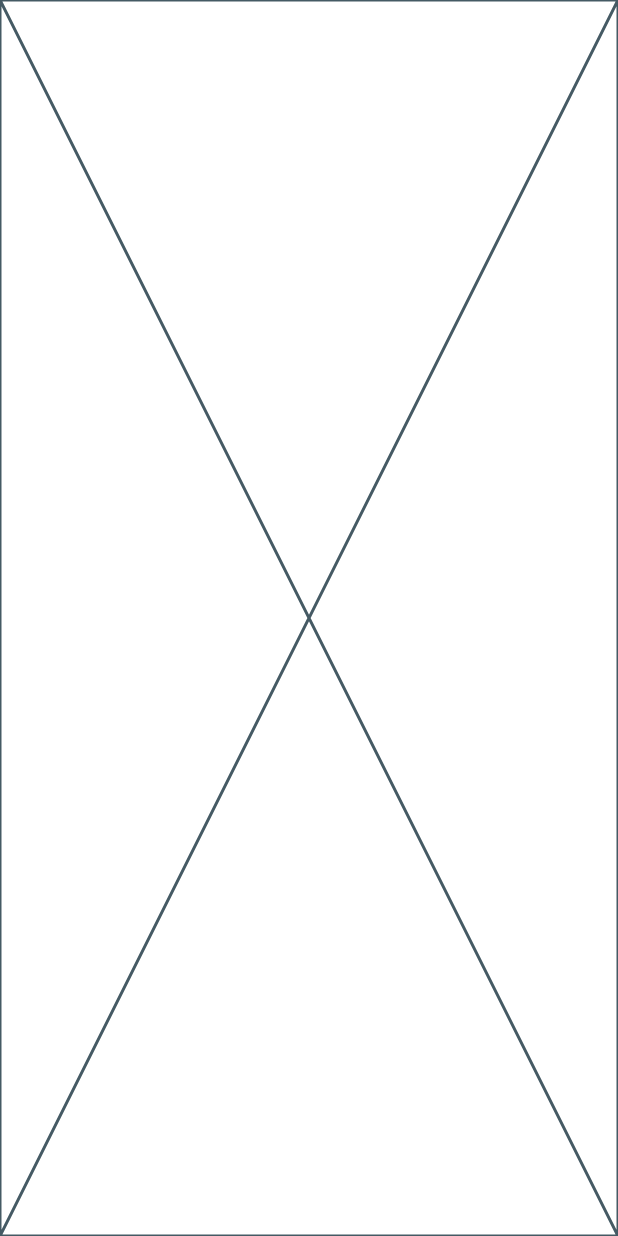
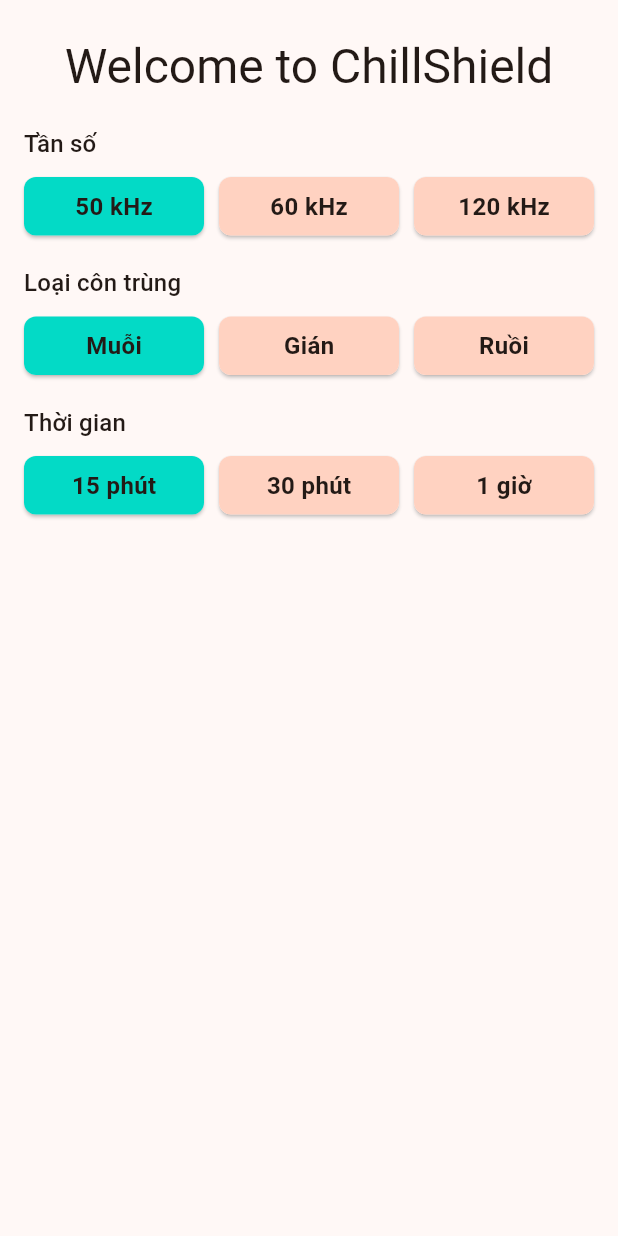
Before and after one commit to Vnsharing01/chillshield, a Flutter app: the screen it shows after launch, on a phone screen of 412 x 824 dp. Run offline on Flutter 3.47's test engine with Material 3 defaults, Android fonts, the phone set to English and light mode, and no system bars; our stand-ins replace get.

Commit message:
update UI Home screen

```diff
--- a/lib/main.dart
+++ b/lib/main.dart
@@ -5,6 +5,8 @@ import 'package:flutter/material.dart';
 import 'package:get/get.dart';
 
 void main() {
+  WidgetsFlutterBinding.ensureInitialized();
+
   runApp(const MyApp());
 }
 
--- /dev/null
+++ b/lib/presentation/home/components/checkbox_widget.dart
@@ -0,0 +1,28 @@
+
+import 'package:flutter/material.dart';
+
+class CheckboxWidget extends StatelessWidget {
+  const CheckboxWidget({
+    super.key,
+    required this.checkboxes,
+    required this.title,
+  });
+  final List<Widget> checkboxes;
+  final String title;
+  @override
+  Widget build(BuildContext context) {
+    return Column(
+      crossAxisAlignment: CrossAxisAlignment.start,
+      children: [
+        Text(
+          title,
+          style: Theme.of(context).textTheme.titleMedium,
+        ),
+        const SizedBox(height: 10),
+        Row(
+          children: checkboxes,
+        )
+      ],
+    );
+  }
+}
--- a/lib/presentation/home/home_screen.dart
+++ b/lib/presentation/home/home_screen.dart
@@ -1,3 +1,5 @@
+import 'package:chillshield/presentation/home/components/checkbox_widget.dart';
+import 'package:chillshield/widgets/checkbox_button.dart';
 import 'package:flutter/material.dart';
 
 class HomeScreen extends StatefulWidget {
@@ -8,8 +10,151 @@ class HomeScreen extends StatefulWidget {
 }
 
 class _HomeScreenState extends State<HomeScreen> {
+  int selectedValue = 1; // Default selected value
   @override
   Widget build(BuildContext context) {
-    return const Placeholder();
+    return SafeArea(
+      child: Scaffold(
+        extendBody: true,
+        extendBodyBehindAppBar: true,
+        body: Padding(
+          padding: const EdgeInsets.symmetric(
+            horizontal: 16,
+            vertical: 24,
+          ),
+          child: Column(
+            children: [
+              Text(
+                'Welcome to ChillShield',
+                style: Theme.of(context).textTheme.headlineLarge,
+              ),
+              const SizedBox(height: 20),
+              CheckboxWidget(
+                title: 'Tần số',
+                checkboxes: [
+                  BtnCheckbox(
+                    value: 1,
+                    selectedValue: selectedValue,
+                    text: '50 kHz',
+                    onTap: (value) {
+                      // Handle tap for 50Hz
+                      print('Selected: $value');
+                      selectedValue = value; // Update selected value
+                      setState(() {}); // Refresh the UI
+                    },
+                  ),
+                  const SizedBox(width: 10),
+                  BtnCheckbox(
+                    value: 2,
+                    selectedValue: selectedValue,
+                    text: '60 kHz',
+                    onTap: (value) {
+                      // Handle tap for 60Hz
+                      print('Selected: $value');
+                      selectedValue = value; // Update selected value
+                      setState(() {}); // Refresh the UI
+                    },
+                  ),
+                  const SizedBox(width: 10),
+                  BtnCheckbox(
+                    value: 3,
+                    selectedValue: selectedValue,
+                    text: '120 kHz',
+                    onTap: (value) {
+                      // Handle tap for 120Hz
+                      print('Selected: $value');
+                      selectedValue = value; // Update selected value
+                      setState(() {}); // Refresh the UI
+                    },
+                  ),
+                ],
+              ),
+              const SizedBox(height: 20),
+              CheckboxWidget(
+                title: 'Loại côn trùng',
+                checkboxes: [
+                  BtnCheckbox(
+                    value: 1,
+                    selectedValue: selectedValue,
+                    text: 'Muỗi',
+                    onTap: (value) {
+                      // Handle tap for 50Hz
+                      print('Selected: $value');
+                      selectedValue = value; // Update selected value
+                      setState(() {}); // Refresh the UI
+                    },
+                  ),
+                  const SizedBox(width: 10),
+                  BtnCheckbox(
+                    value: 2,
+                    selectedValue: selectedValue,
+                    text: 'Gián',
+                    onTap: (value) {
+                      // Handle tap for 60Hz
+                      print('Selected: $value');
+                      selectedValue = value; // Update selected value
+                      setState(() {}); // Refresh the UI
+                    },
+                  ),
+                  const SizedBox(width: 10),
+                  BtnCheckbox(
+                    value: 3,
+                    selectedValue: selectedValue,
+                    text: 'Ruồi',
+                    onTap: (value) {
+                      // Handle tap for 120Hz
+                      print('Selected: $value');
+                      selectedValue = value; // Update selected value
+                      setState(() {}); // Refresh the UI
+                    },
+                  ),
+                ],
+              ),
+              const SizedBox(height: 20),
+              CheckboxWidget(
+                title: 'Thời gian',
+                checkboxes: [
+                  BtnCheckbox(
+                    value: 1,
+                    selectedValue: selectedValue,
+                    text: '15 phút',
+                    onTap: (value) {
+                      // Handle tap for 50Hz
+                      print('Selected: $value');
+                      selectedValue = value; // Update selected value
+                      setState(() {}); // Refresh the UI
+                    },
+                  ),
+                  const SizedBox(width: 10),
+                  BtnCheckbox(
+                    value: 2,
+                    selectedValue: selectedValue,
+                    text: '30 phút',
+                    onTap: (value) {
+                      // Handle tap for 60Hz
+                      print('Selected: $value');
+                      selectedValue = value; // Update selected value
+                      setState(() {}); // Refresh the UI
+                    },
+                  ),
+                  const SizedBox(width: 10),
+                  BtnCheckbox(
+                    value: 3,
+                    selectedValue: selectedValue,
+                    text: '1 giờ',
+                    onTap: (value) {
+                      // Handle tap for 120Hz
+                      print('Selected: $value');
+                      selectedValue = value; // Update selected value
+                      setState(() {}); // Refresh the UI
+                    },
+                  ),
+                ],
+              ),
+            ],
+          ),
+        ),
+      ),
+    );
   }
 }
--- a/lib/shared/constants/app_clolors.dart
+++ b/lib/shared/constants/app_clolors.dart
@@ -6,9 +6,5 @@ class AppClolors {
   static const Color background = Color(0xFFFFFFFF);
   static const Color error = Color(0xFFB00020);
   static const Color surface = Color(0xFFF5F5F5);
-  static const Color onPrimary = Color(0xFFFFFFFF);
-  static const Color onSecondary = Color(0xFF000000);
   static const Color onBackground = Color(0xFF000000);
-  static const Color onError = Color(0xFFFFFFFF);
-  static const Color onSurface = Color(0xFF000000);
 }
--- a/lib/widgets/checkbox_button.dart
+++ b/lib/widgets/checkbox_button.dart
@@ -0,0 +1,55 @@
+import 'package:chillshield/shared/constants/app_clolors.dart';
+import 'package:flutter/material.dart';
+
+class BtnCheckbox extends StatelessWidget {
+  const BtnCheckbox({
+    super.key,
+    this.onTap,
+    this.text,
+    required this.value,
+    required this.selectedValue,
+  });
+
+  final void Function(int value)? onTap;
+  final String? text;
+  final int value;
+  final int selectedValue;
+
+  @override
+  Widget build(BuildContext context) {
+    final selected = value == selectedValue;
+    return Expanded(
+      child: Material(
+        elevation: 1,
+        shape: RoundedRectangleBorder(
+          borderRadius: BorderRadius.circular(8),
+        ),
+        child: InkWell(
+          onTap: () {
+            onTap?.call(value);
+          },
+          radius: 16,
+          borderRadius: BorderRadius.circular(8),
+          child: Container(
+            decoration: BoxDecoration(
+              color: !selected ? AppClolors.primary : AppClolors.secondary,
+              borderRadius: BorderRadius.circular(8),
+            ),
+            padding: const EdgeInsets.symmetric(
+              horizontal: 16,
+              vertical: 8,
+            ),
+            alignment: Alignment.center,
+            child: Text(
+              text ?? '',
+              style: const TextStyle(
+                fontSize: 16,
+                fontWeight: FontWeight.bold,
+              ),
+            ),
+          ),
+        ),
+      ),
+    );
+  }
+}
```
